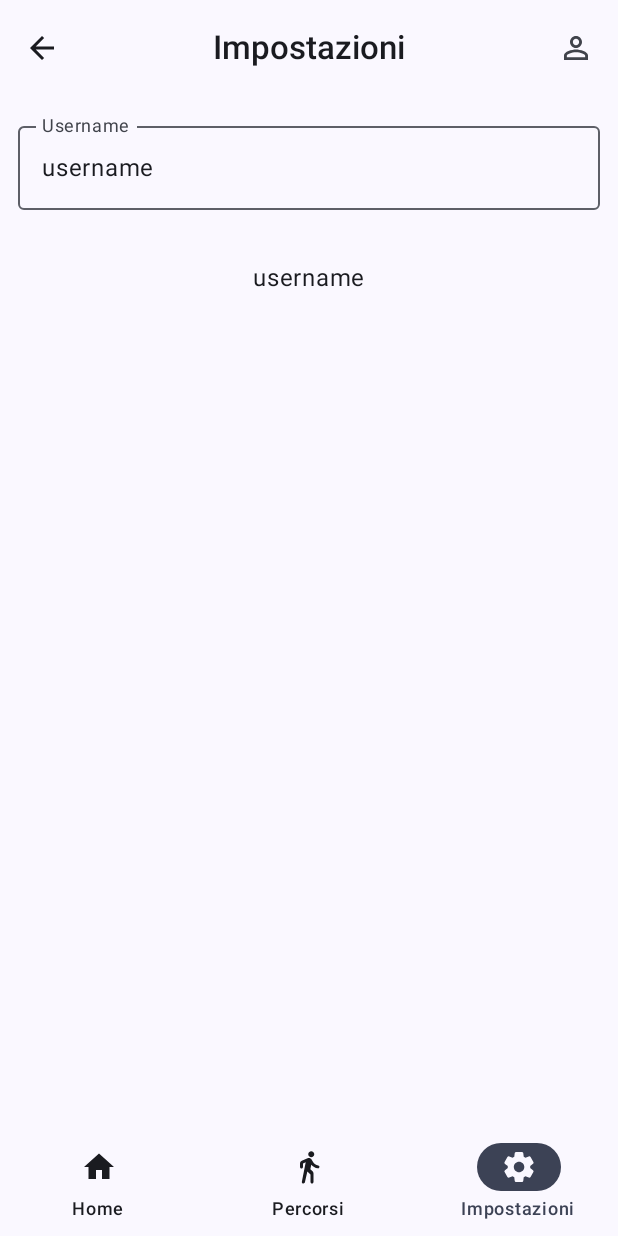
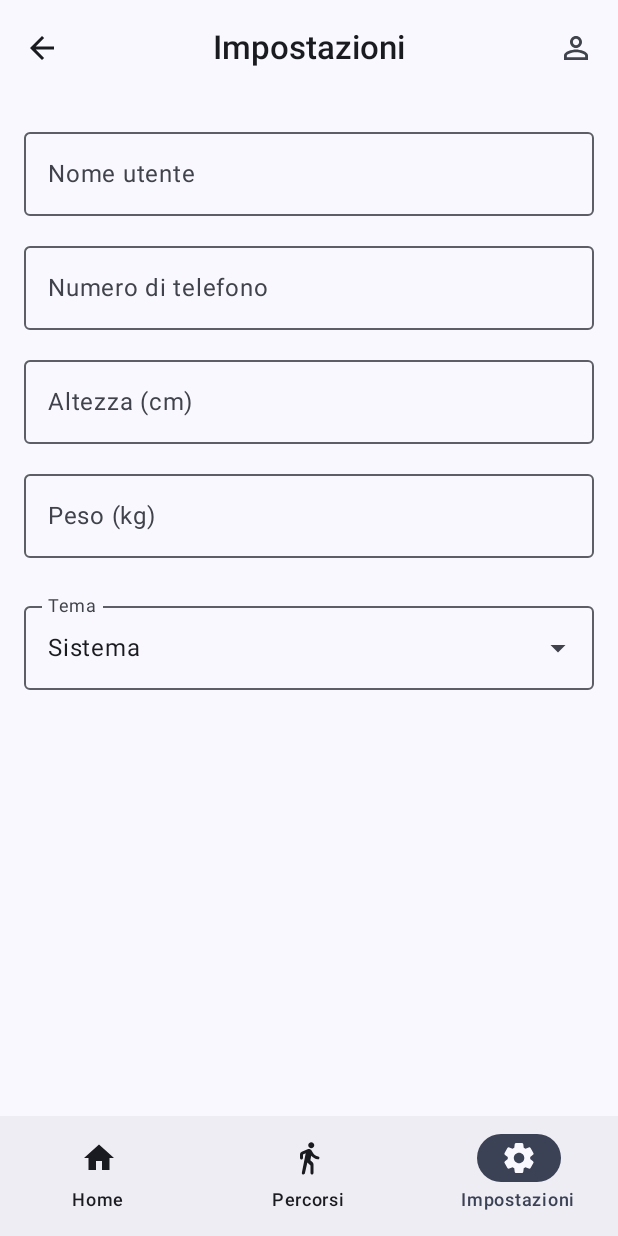
Before and after one commit to luciobaiocchi/mobile-project, an Android app built with Jetpack Compose: the screen it shows after launch (MainActivity), item 3 of the bottom bar chosen, on a phone screen of 412 x 824 dp. Run offline under Robolectric (Android 15) with nearby library versions, the phone set to English and light mode, and no system bars; our stand-ins replace Room's generated code.

Commit message:
added theme selection in settings screen, and imprived settings screen

```diff
--- a/app/src/main/java/com/heard/mobile/MainActivity.kt
+++ b/app/src/main/java/com/heard/mobile/MainActivity.kt
@@ -4,19 +4,46 @@ import android.os.Bundle
 import androidx.activity.ComponentActivity
 import androidx.activity.compose.setContent
 import androidx.activity.enableEdgeToEdge
+import androidx.activity.viewModels
+import androidx.compose.foundation.isSystemInDarkTheme
+import androidx.compose.runtime.getValue
+import androidx.compose.runtime.collectAsState
+import androidx.compose.ui.platform.LocalContext
+import androidx.lifecycle.ViewModel
+import androidx.lifecycle.ViewModelProvider
 import androidx.navigation.compose.rememberNavController
+import com.heard.mobile.datastore.ThemeOption
 import com.heard.mobile.ui.ApplicationGraph
 import com.heard.mobile.ui.theme.MobileTheme
-
+import com.heard.mobile.viewmodel.ThemeViewModel
 
 class MainActivity : ComponentActivity() {
+
+    // ViewModel con factory personalizzata
+    private val themeViewModel: ThemeViewModel by viewModels {
+        object : ViewModelProvider.Factory {
+            override fun <T : ViewModel> create(modelClass: Class<T>): T {
+                @Suppress("UNCHECKED_CAST")
+                return ThemeViewModel(application) as T
+            }
+        }
+    }
+
     override fun onCreate(savedInstanceState: Bundle?) {
         super.onCreate(savedInstanceState)
         enableEdgeToEdge()
         setContent {
-            MobileTheme {
+            val theme by themeViewModel.theme.collectAsState()
+
+            val darkTheme = when (theme) {
+                ThemeOption.DARK -> true
+                ThemeOption.LIGHT -> false
+                ThemeOption.SYSTEM -> isSystemInDarkTheme()
+            }
+
+            MobileTheme(useDarkTheme = darkTheme) {
                 val navController = rememberNavController()
-                ApplicationGraph(navController)
+                ApplicationGraph(navController, themeViewModel)
             }
         }
     }
--- /dev/null
+++ b/app/src/main/java/com/heard/mobile/data/datastore/ThemePreferenceDataStore.kt
@@ -0,0 +1,32 @@
+package com.heard.mobile.datastore
+
+import android.content.Context
+import androidx.datastore.preferences.core.*
+import androidx.datastore.preferences.preferencesDataStore
+import kotlinx.coroutines.flow.Flow
+import kotlinx.coroutines.flow.map
+
+enum class ThemeOption { LIGHT, DARK, SYSTEM }
+
+private val Context.dataStore by preferencesDataStore(name = "user_prefs")
+
+class ThemePreferenceDataStore(private val context: Context) {
+
+    companion object {
+        private val THEME_KEY = stringPreferencesKey("theme_option")
+    }
+
+    val themeFlow: Flow<ThemeOption> = context.dataStore.data.map { prefs ->
+        when (prefs[THEME_KEY]) {
+            ThemeOption.LIGHT.name -> ThemeOption.LIGHT
+            ThemeOption.DARK.name -> ThemeOption.DARK
+            else -> ThemeOption.SYSTEM
+        }
+    }
+
+    suspend fun setTheme(option: com.heard.mobile.ui.screens.settings.ThemeOption) {
+        context.dataStore.edit { prefs ->
+            prefs[THEME_KEY] = option.name
+        }
+    }
+}
--- a/app/src/main/java/com/heard/mobile/ui/Navigation.kt
+++ b/app/src/main/java/com/heard/mobile/ui/Navigation.kt
@@ -11,6 +11,7 @@ import com.heard.mobile.ui.screens.path.PathScreen
 import com.heard.mobile.ui.screens.personal.PersonalProfile
 import com.heard.mobile.ui.screens.settings.SettingsScreen
 import com.heard.mobile.ui.screens.pathDetail.PathDetailScreen
+import com.heard.mobile.viewmodel.ThemeViewModel
 import kotlinx.serialization.Serializable
 
 sealed interface HeardRoute {
@@ -24,10 +25,10 @@ sealed interface HeardRoute {
 }
 
 @Composable
-fun ApplicationGraph(navController: NavHostController) {
+fun ApplicationGraph(navController: NavHostController, themeViewModel: ThemeViewModel) {
     NavHost(
         navController = navController,
-        startDestination = HeardRoute.Home
+        startDestination = HeardRoute.Home,
     ) {
         composable<HeardRoute.Home> {
             HomeScreen(navController)
@@ -40,7 +41,7 @@ fun ApplicationGraph(navController: NavHostController) {
             AddPathScreen(navController)
         }
         composable<HeardRoute.Settings> {
-            SettingsScreen(navController)
+            SettingsScreen(navController, themeViewModel)
         }
         composable<HeardRoute.Profile> {
             PersonalProfile(navController)
--- a/app/src/main/java/com/heard/mobile/ui/composables/CustomBottomBar.kt
+++ b/app/src/main/java/com/heard/mobile/ui/composables/CustomBottomBar.kt
@@ -1,6 +1,7 @@
 package com.heard.mobile.ui.composables
 
 import androidx.compose.foundation.layout.height
+import androidx.compose.foundation.layout.wrapContentHeight
 import androidx.compose.material.icons.Icons
 import androidx.compose.material.icons.filled.Home
 import androidx.compose.material.icons.rounded.DirectionsWalk
@@ -22,8 +23,7 @@ import androidx.navigation.NavController
 @Composable
 fun CustomBottomBar(navController: NavController, active: String) {
     NavigationBar(
-        modifier = Modifier.height(68.dp),
-        containerColor = MaterialTheme.colorScheme.surface,
+        modifier = Modifier.wrapContentHeight(),
         contentColor = MaterialTheme.colorScheme.onSurface,
         tonalElevation = NavigationBarDefaults.Elevation,
         windowInsets = NavigationBarDefaults.windowInsets
--- a/app/src/main/java/com/heard/mobile/ui/screens/settings/SettingsScreen.kt
+++ b/app/src/main/java/com/heard/mobile/ui/screens/settings/SettingsScreen.kt
@@ -1,18 +1,26 @@
 package com.heard.mobile.ui.screens.settings
 
+import androidx.compose.foundation.layout.Arrangement
+import androidx.compose.foundation.layout.Box
 import androidx.compose.foundation.layout.Column
 import androidx.compose.foundation.layout.Spacer
 import androidx.compose.foundation.layout.fillMaxSize
 import androidx.compose.foundation.layout.fillMaxWidth
+import androidx.compose.foundation.layout.height
 import androidx.compose.foundation.layout.padding
-import androidx.compose.foundation.layout.size
-import androidx.compose.material3.MaterialTheme
+import androidx.compose.material.icons.Icons
+import androidx.compose.material.icons.filled.ArrowDropDown
+import androidx.compose.material3.DropdownMenu
+import androidx.compose.material3.DropdownMenuItem
+import androidx.compose.material3.Icon
+import androidx.compose.material3.IconButton
 import androidx.compose.material3.OutlinedTextField
 import androidx.compose.material3.Scaffold
 import androidx.compose.material3.Text
 import androidx.compose.runtime.Composable
 import androidx.compose.runtime.getValue
 import androidx.compose.runtime.mutableStateOf
+import androidx.compose.runtime.remember
 import androidx.compose.runtime.saveable.rememberSaveable
 import androidx.compose.runtime.setValue
 import androidx.compose.ui.Alignment
@@ -21,31 +29,101 @@ import androidx.compose.ui.unit.dp
 import androidx.navigation.NavController
 import com.heard.mobile.ui.composables.AppBar
 import com.heard.mobile.ui.composables.CustomBottomBar
+import com.heard.mobile.viewmodel.ThemeViewModel
+
+enum class ThemeOption(val label: String) {
+    LIGHT("Chiaro"),
+    DARK("Scuro"),
+    SYSTEM("Sistema")
+}
 
 @Composable
-fun SettingsScreen(navController: NavController) {
+fun SettingsScreen(navController: NavController , themeViewModel: ThemeViewModel) {
+    // Stati per i dati personali
+    var username by rememberSaveable { mutableStateOf("") }
+    var phoneNumber by rememberSaveable { mutableStateOf("") }
+    var height by rememberSaveable { mutableStateOf("") }
+    var weight by rememberSaveable { mutableStateOf("") }
+
+    // Stato per il tema
+    var expanded by remember { mutableStateOf(false) }
+    var selectedTheme by rememberSaveable { mutableStateOf(ThemeOption.SYSTEM) }
+
     Scaffold(
         topBar = { AppBar(navController, title = "Impostazioni") },
         bottomBar = { CustomBottomBar(navController, active = "Impostazioni") }
-
     ) { contentPadding ->
         Column(
-            horizontalAlignment = Alignment.CenterHorizontally,
-            modifier = Modifier.padding(contentPadding).padding(12.dp).fillMaxSize()
+            modifier = Modifier
+                .padding(contentPadding)
+                .padding(16.dp)
+                .fillMaxSize(),
+            verticalArrangement = Arrangement.Top,
+            horizontalAlignment = Alignment.CenterHorizontally
         ) {
-            var username by rememberSaveable { mutableStateOf("username") }
-
             OutlinedTextField(
                 value = username,
                 onValueChange = { username = it },
-                label = { Text("Username") },
+                label = { Text("Nome utente") },
                 modifier = Modifier.fillMaxWidth()
             )
-            Spacer(modifier = Modifier.size(36.dp))
-            Text(
-                text = username,
-                style = MaterialTheme.typography.bodyLarge
+            Spacer(modifier = Modifier.height(12.dp))
+
+            OutlinedTextField(
+                value = phoneNumber,
+                onValueChange = { phoneNumber = it },
+                label = { Text("Numero di telefono") },
+                modifier = Modifier.fillMaxWidth()
             )
+            Spacer(modifier = Modifier.height(12.dp))
+
+            OutlinedTextField(
+                value = height,
+                onValueChange = { height = it },
+                label = { Text("Altezza (cm)") },
+                modifier = Modifier.fillMaxWidth()
+            )
+            Spacer(modifier = Modifier.height(12.dp))
+
+            OutlinedTextField(
+                value = weight,
+                onValueChange = { weight = it },
+                label = { Text("Peso (kg)") },
+                modifier = Modifier.fillMaxWidth()
+            )
+            Spacer(modifier = Modifier.height(24.dp))
+
+            // Selettore del tema
+            Box(modifier = Modifier.fillMaxWidth()) {
+                OutlinedTextField(
+                    value = selectedTheme.label,
+                    onValueChange = {},
+                    label = { Text("Tema") },
+                    modifier = Modifier.fillMaxWidth(),
+                    readOnly = true,
+                    trailingIcon = {
+                        IconButton(onClick = { expanded = !expanded }) {
+                            Icon(Icons.Default.ArrowDropDown, contentDescription = "Espandi tema")
+                        }
+                    }
+                )
+
+                DropdownMenu(
+                    expanded = expanded,
+                    onDismissRequest = { expanded = false }
+                ) {
+                    ThemeOption.values().forEach { option ->
+                        DropdownMenuItem(
+                            text = { Text(option.label) },
+                            onClick = {
+                                expanded = false
+                                // Aggiorna il tema nel ViewModel
+                                themeViewModel.setTheme(option)
+                            }
+                        )
+                    }
+                }
+            }
         }
     }
 }
--- /dev/null
+++ b/app/src/main/java/com/heard/mobile/ui/screens/settings/ThemeViewModel.kt
@@ -0,0 +1,25 @@
+package com.heard.mobile.viewmodel
+
+import android.app.Application
+import androidx.lifecycle.AndroidViewModel
+import androidx.lifecycle.viewModelScope
+import com.heard.mobile.datastore.ThemeOption
+import com.heard.mobile.datastore.ThemePreferenceDataStore
+import kotlinx.coroutines.flow.SharingStarted
+import kotlinx.coroutines.flow.StateFlow
+import kotlinx.coroutines.flow.stateIn
+import kotlinx.coroutines.launch
+
+class ThemeViewModel(application: Application) : AndroidViewModel(application) {
+
+    private val themeStore = ThemePreferenceDataStore(application)
+
+    val theme: StateFlow<ThemeOption> = themeStore.themeFlow
+        .stateIn(viewModelScope, SharingStarted.WhileSubscribed(5000), ThemeOption.SYSTEM)
+
+    fun setTheme(option: com.heard.mobile.ui.screens.settings.ThemeOption) {
+        viewModelScope.launch {
+            themeStore.setTheme(option)
+        }
+    }
+}
--- a/app/src/main/java/com/heard/mobile/ui/theme/MobileTheme.kt
+++ b/app/src/main/java/com/heard/mobile/ui/theme/MobileTheme.kt
@@ -47,18 +47,17 @@ private val DarkColorScheme = darkColorScheme(
 
 @Composable
 fun MobileTheme(
-    darkTheme: Boolean = isSystemInDarkTheme(),
-    // Dynamic color is available on Android 12+
+    useDarkTheme: Boolean = isSystemInDarkTheme(), // <-- nome coerente con MainActivity
     dynamicColor: Boolean = true,
     content: @Composable () -> Unit
 ) {
     val colorScheme = when {
         dynamicColor && Build.VERSION.SDK_INT >= Build.VERSION_CODES.S -> {
             val context = LocalContext.current
-            if (darkTheme) dynamicDarkColorScheme(context) else dynamicLightColorScheme(context)
+            if (useDarkTheme) dynamicDarkColorScheme(context) else dynamicLightColorScheme(context)
         }
 
-        darkTheme -> DarkColorScheme
+        useDarkTheme -> DarkColorScheme
         else -> LightColorScheme
     }
 
```
